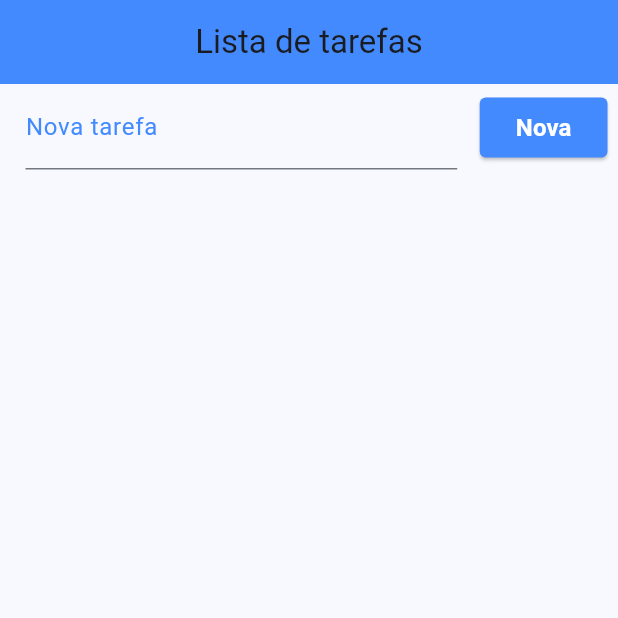
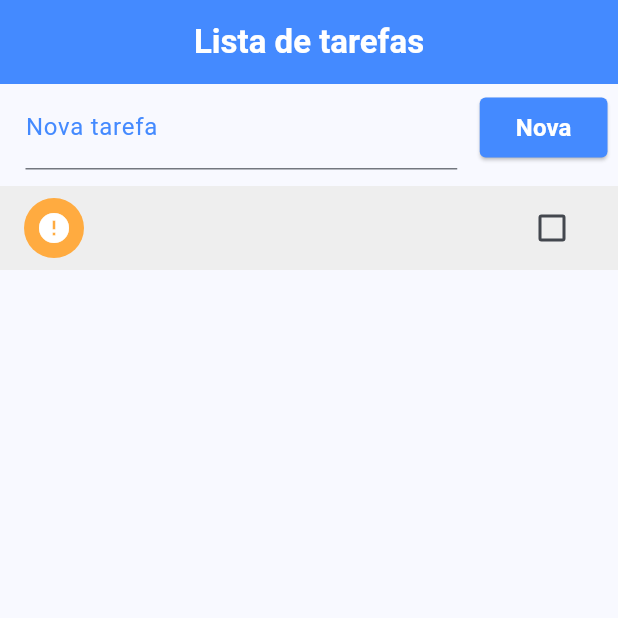
Before and after one commit to joaolucas2012/lista_de_tarefas, a Flutter app: the screen it shows after launch, after a tap on "Nova", on a phone screen of 412 x 824 dp, the top half of it. Run offline on Flutter 3.47's test engine with Material 3 defaults, Android fonts, the light colour scheme and no system bars.

Commit message:
:rocket: [FEAT] implement feature to delete, sort, add and read tasks

```diff
--- a/lib/main.dart
+++ b/lib/main.dart
@@ -34,7 +34,43 @@ class HomePage extends StatefulWidget {
 }
 
 class _HomePageState extends State<HomePage> {
-  final MapList _todoList = [];
+  final _todoController = TextEditingController();
+
+  MapList _todoList = [];
+  DynamicMap _lastRemoved = {};
+  int _lastRemovedIndex = -1;
+
+  @override
+  void initState() {
+    super.initState();
+    _readData().then((data) {
+      setState(() => _todoList = data);
+    });
+  }
+
+  void _addTask() {
+    setState(() {
+      DynamicMap newTask = {};
+      newTask["title"] = _todoController.text;
+      newTask["done"] = false;
+      _todoController.text = "";
+      _todoList.add(newTask);
+      _saveData();
+    });
+  }
+
+  Future<void> _refresh() async {
+    await Future.delayed(Duration(milliseconds: 400));
+    setState(() {
+      _todoList.sort((a, b) {
+        if (a["done"] && !b["done"]) return 1;
+        if (!a["done"] && b["done"]) return -1;
+        return 0;
+      });
+
+      _saveData();
+    });
+  }
 
   Future<File> _getFile() async {
     final directory = await getApplicationDocumentsDirectory();
@@ -61,7 +97,10 @@ class _HomePageState extends State<HomePage> {
   Widget build(BuildContext context) {
     return Scaffold(
       appBar: AppBar(
-        title: const Text('Lista de tarefas'),
+        title: const Text(
+          'Lista de tarefas',
+          style: TextStyle(fontWeight: FontWeight.bold, color: Colors.white),
+        ),
         backgroundColor: Colors.blueAccent,
         centerTitle: true,
       ),
@@ -73,6 +112,7 @@ class _HomePageState extends State<HomePage> {
               children: [
                 Expanded(
                   child: TextField(
+                    controller: _todoController,
                     decoration: InputDecoration(
                       labelText: "Nova tarefa",
                       labelStyle: TextStyle(color: Colors.blueAccent),
@@ -89,7 +129,7 @@ class _HomePageState extends State<HomePage> {
                       ),
                     ),
                   ),
-                  onPressed: () {},
+                  onPressed: _addTask,
                   child: Text(
                     "Nova",
                     style: TextStyle(
@@ -103,26 +143,84 @@ class _HomePageState extends State<HomePage> {
             ),
           ),
           Expanded(
-            child: ListView.builder(
-              padding: EdgeInsets.only(top: 10),
-              itemCount: _todoList.length,
-              itemBuilder: (context, index) {
-                DynamicMap item = _todoList[index];
-                return CheckboxListTile(
-                  title: Text(item["title"]),
-                  value: item["done"],
-                  secondary: CircleAvatar(
-                    child: Icon(item["done"] ? Icons.check : Icons.error),
-                  ),
-                  onChanged: (value) => setState(() {
-                    item["done"] = value;
-                  }),
-                );
-              },
+            child: RefreshIndicator(
+              onRefresh: _refresh,
+              child: ListView.builder(
+                padding: EdgeInsets.only(top: 10),
+                itemCount: _todoList.length,
+                itemBuilder: buildItem,
+              ),
             ),
           ),
         ],
       ),
     );
   }
+
+  Widget buildItem(BuildContext context, int index) {
+    DynamicMap item = _todoList[index];
+    return Dismissible(
+      key: Key(DateTime.now().millisecondsSinceEpoch.toString()),
+      direction: DismissDirection.startToEnd,
+      background: Container(
+        color: Colors.red,
+        child: Align(
+          alignment: Alignment(-0.9, 0.0),
+          child: Icon(Icons.delete, color: Colors.white),
+        ),
+      ),
+      onDismissed: (direction) {
+        setState(() {
+          _lastRemoved = DynamicMap.from(_todoList[index]);
+          _lastRemovedIndex = index;
+          _todoList.removeAt(index);
+          _saveData();
+
+          final snackBar = SnackBar(
+            content: Text('Tarefa "${_lastRemoved["title"]}" removida!'),
+            duration: Duration(seconds: 4),
+            action: SnackBarAction(
+              label: "Desfazer",
+
+              onPressed: () {
+                setState(() {
+                  _todoList.insert(_lastRemovedIndex, _lastRemoved);
+                  _saveData();
+                });
+              },
+            ),
+          );
+
+          ScaffoldMessenger.of(context).removeCurrentSnackBar();
+          ScaffoldMessenger.of(context).showSnackBar(snackBar);
+        });
+      },
+      child: Container(
+        margin: EdgeInsets.only(bottom: 5),
+        decoration: BoxDecoration(borderRadius: BorderRadius.circular(8)),
+        child: CheckboxListTile(
+          activeColor: Colors.blueAccent,
+          title: Text(
+            item["title"],
+            style: TextStyle(overflow: TextOverflow.ellipsis),
+          ),
+          tileColor: Colors.grey[200],
+          value: item["done"],
+          secondary: CircleAvatar(
+            backgroundColor: !item["done"]
+                ? Colors.orangeAccent
+                : Colors.blueAccent,
+            child: Icon(
+              item["done"] ? Icons.check : Icons.error,
+              color: Colors.white,
+            ),
+          ),
+          onChanged: (value) => setState(() {
+            item["done"] = value;
+            _saveData();
+          }),
+        ),
+      ),
+    );
+  }
 }
```
Also changed, not shown: 1 other file.
